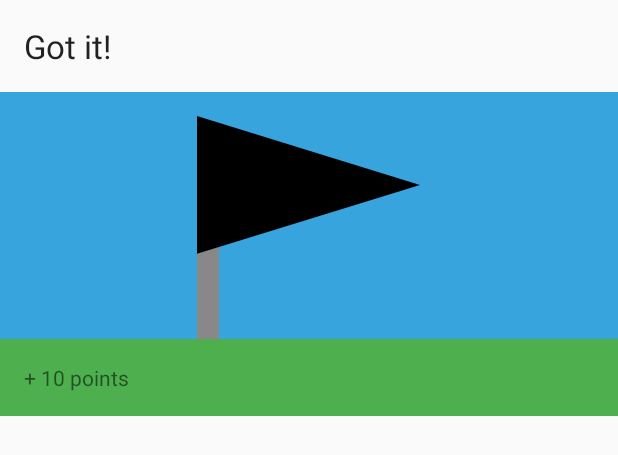
After one commit to BloopApp/Bloop, an Android app: the layout dialog_captured_flag.xml on its own in the app's theme, with its tools: preview values and no code run, on a phone screen of 412 x 824 dp. The commit adds this screen. Shown: the top 455 px of the screen. Run offline under Robolectric (Android 15) with nearby library versions, the phone set to English and light mode, and no system bars.

Commit message:
Add nicer dialog for capturing.

```diff
--- a/app/src/main/java/website/bloop/app/activities/FlagCreationActivity.java
+++ b/app/src/main/java/website/bloop/app/activities/FlagCreationActivity.java
@@ -124,6 +124,7 @@ public class FlagCreationActivity extends AppCompatActivity {
     private void sendPlaceFlagRequest() {
         BloopApplication application = BloopApplication.getInstance();
         PlacedFlag newFlag = new PlacedFlag(application.getPlayerId(), mFlagLocation, mFlagColor);
+        Log.d(TAG, newFlag.toString());
 
         mApplication.getService().placeFlag(newFlag)
                 .subscribeOn(Schedulers.newThread())
--- /dev/null
+++ b/app/src/main/res/layout/dialog_captured_flag.xml
@@ -0,0 +1,43 @@
+<?xml version="1.0" encoding="utf-8"?>
+<LinearLayout xmlns:android="http://schemas.android.com/apk/res/android"
+    android:orientation="vertical" android:layout_width="match_parent"
+    android:layout_height="match_parent">
+
+    <TextView
+        android:text="Got it!"
+        android:layout_width="match_parent"
+        android:layout_height="wrap_content"
+        android:id="@+id/captured_title_view"
+        android:textAppearance="@style/TextAppearance.AppCompat.Large"
+        android:padding="16dp" />
+
+    <LinearLayout
+        android:orientation="horizontal"
+        android:layout_width="match_parent"
+        android:layout_height="wrap_content"
+        android:weightSum="3"
+        android:paddingTop="16dp"
+        android:background="@color/colorSky">
+
+        <Space
+            android:layout_width="wrap_content"
+            android:layout_height="wrap_content"
+            android:layout_weight="1" />
+
+        <view
+            android:layout_width="wrap_content"
+            android:layout_height="wrap_content"
+            class="website.bloop.app.views.FlagView"
+            android:id="@+id/captured_flag_view"
+            android:layout_weight="1" />
+    </LinearLayout>
+
+    <TextView
+        android:text="+ 10 points"
+        android:layout_width="match_parent"
+        android:layout_height="wrap_content"
+        android:padding="16dp"
+        android:background="@color/colorGrass"
+        android:id="@+id/captured_points_view" />
+
+</LinearLayout>
--- a/app/src/main/res/values/colors.xml
+++ b/app/src/main/res/values/colors.xml
@@ -9,6 +9,7 @@
     <color name="colorText">#FFFFFF</color>
     <color name="colorAccent">#ff5252</color>
     <color name="colorSonar">#009688</color>
-    <color name="colorSky">#38A4DD</color>
-    <color name="colorSun">#FEEA39</color>
+    <color name="colorGrass">#4daf4e</color>
+    <color name="colorSky">#38a4dd</color>
+    <color name="colorSun">#feea39</color>
 </resources>
```
Also changed, not shown: app/src/main/java/website/bloop/app/activities/BloopActivity.java (+24 -19 lines), app/src/main/java/website/bloop/app/api/PlacedFlag.java (+7 -2 lines), app/src/main/java/website/bloop/app/dialogs/FlagCapturedDialogFragment.java (added, +59 -0 lines).
